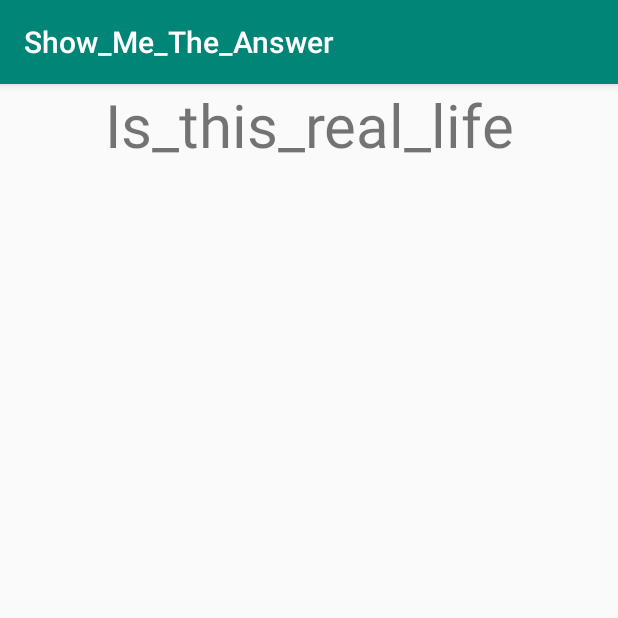
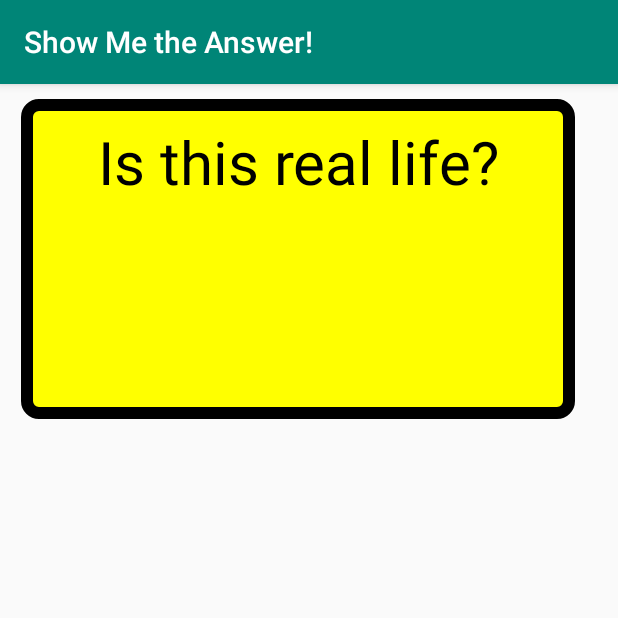
Before and after one commit to j-davila/Show_Me_The_Answer, an Android app: the screen it shows after launch (MainActivity), on a phone screen of 412 x 824 dp, the top half of it. Run offline under Robolectric (Android 15) with nearby library versions, the phone set to English and light mode, and no system bars.

Commit message:
1) Built logic to toggle flashcard between both sides. 2)Styled both sides to better distinguish them. 3) Further customized both sides by applying a shape drawable.
Signed-off-by: José L Dávila Montalvo <34734577+j-davila@users.noreply.github.com>

```diff
--- a/app/src/main/java/com/github/noreply/a34734577j_davilausers/show_me_the_answer/MainActivity.java
+++ b/app/src/main/java/com/github/noreply/a34734577j_davilausers/show_me_the_answer/MainActivity.java
@@ -16,6 +16,15 @@ public class MainActivity extends AppCompatActivity {
             public void onClick(View v) {
                 findViewById(R.id.flashcard_answer).setVisibility(View.VISIBLE);
                 findViewById(R.id.flashcard_question).setVisibility(View.INVISIBLE);
+
+            }
+        });
+
+        findViewById(R.id.flashcard_answer).setOnClickListener(new View.OnClickListener() {
+            @Override
+            public void onClick(View v) {
+                findViewById(R.id.flashcard_answer).setVisibility(View.INVISIBLE);
+                findViewById(R.id.flashcard_question).setVisibility(View.VISIBLE);
             }
         });
     }
--- /dev/null
+++ b/app/src/main/res/drawable-port/answer_custom.xml
@@ -0,0 +1,11 @@
+<?xml version="1.0" encoding="utf-8"?>
+<shape xmlns:android="http://schemas.android.com/apk/res/android"
+    xmlns:tools="http://schemas.android.com/tools"
+    android:shape="rectangle"
+    tools:ignore="MissingDefaultResource">
+    <corners android:radius="8dp" />
+    <stroke android:width="8dp" android:color="#000000" />
+    <solid android:color="#DC143C"/>
+    <padding android:left="15dp" android:top="15dp"
+        android:right="15dp" android:bottom="15dp" />
+</shape>
--- /dev/null
+++ b/app/src/main/res/drawable-port/question_custom.xml
@@ -0,0 +1,11 @@
+<?xml version="1.0" encoding="utf-8"?>
+<shape xmlns:android="http://schemas.android.com/apk/res/android"
+    xmlns:tools="http://schemas.android.com/tools"
+    android:shape="rectangle"
+    tools:ignore="MissingDefaultResource">
+    <corners android:radius="8dp" />
+    <stroke android:width="8dp" android:color="#000000" />
+    <solid android:color="#FFFF00"/>
+    <padding android:left="15dp" android:top="15dp"
+        android:right="15dp" android:bottom="15dp" />
+</shape>
--- a/app/src/main/res/layout/activity_main.xml
+++ b/app/src/main/res/layout/activity_main.xml
@@ -1,7 +1,6 @@
 <?xml version="1.0" encoding="utf-8"?>
 <RelativeLayout xmlns:android=
     "http://schemas.android.com/apk/res/android"
-    xmlns:app="http://schemas.android.com/apk/res-auto"
     xmlns:tools="http://schemas.android.com/tools"
     android:layout_width="match_parent"
     android:layout_height="match_parent"
@@ -9,24 +8,34 @@
 
     <TextView
         android:id="@+id/flashcard_question"
-        android:layout_width="match_parent"
-        android:layout_height="200dp"
-        android:text="@string/is_this_real_life"
+        android:layout_width="369dp"
+        android:layout_height="206dp"
+        android:layout_alignBottom="@+id/flashcard_answer"
+        android:layout_alignParentStart="true"
+        android:layout_alignParentTop="true"
+        android:layout_marginStart="14dp"
+        android:layout_marginTop="10dp"
+        android:layout_marginBottom="-3dp"
+        android:background="@drawable/question_custom"
+        android:text="@string/question"
         android:textAlignment="center"
+        android:textColor="@color/txtQuestion"
         android:textSize="40sp"
         android:typeface="sans"
         android:visibility="visible" />
 
     <TextView
         android:id="@+id/flashcard_answer"
-        android:layout_width="match_parent"
-        android:layout_height="246dp"
+        android:layout_width="369dp"
+        android:layout_height="206dp"
         android:layout_alignParentStart="true"
-        android:layout_alignParentBottom="true"
-        android:layout_marginStart="0dp"
-        android:layout_marginBottom="200dp"
-        android:text="@string/maybe"
+        android:layout_alignParentTop="true"
+        android:layout_marginStart="18dp"
+        android:layout_marginTop="14dp"
+        android:background="@drawable/answer_custom"
+        android:text="@string/answer"
         android:textAlignment="center"
+        android:textColor="@color/txtAnswer"
         android:textSize="40sp"
         android:typeface="sans"
         android:visibility="invisible" />
--- a/app/src/main/res/values/colors.xml
+++ b/app/src/main/res/values/colors.xml
@@ -3,4 +3,8 @@
     <color name="colorPrimary">#008577</color>
     <color name="colorPrimaryDark">#00574B</color>
     <color name="colorAccent">#D81B60</color>
+    <color name="txtQuestion">#000000</color>
+    <color name="bckQuestion">#FFFF00</color>
+    <color name="txtAnswer">#FFFFFF</color>
+    <color name="bckAnswer">#DC143C</color>
 </resources>
--- a/app/src/main/res/values/strings.xml
+++ b/app/src/main/res/values/strings.xml
@@ -1,5 +1,5 @@
 <resources>
-    <string name="app_name">Show_Me_The_Answer</string>
-    <string name="is_this_real_life">Is_this_real_life</string>
-    <string name="maybe">Maybe</string>
+    <string name="app_name">Show Me the Answer!</string>
+    <string name="question">Is this real life?</string>
+    <string name="answer">Yes, this is real life.</string>
 </resources>
```
Also changed, not shown: 1 other file.
